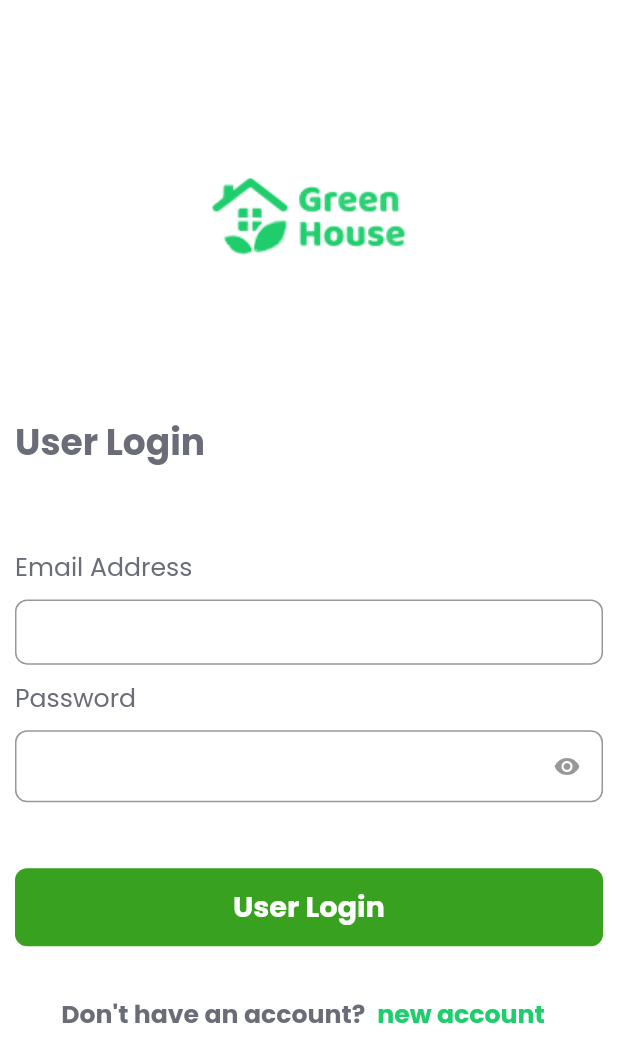
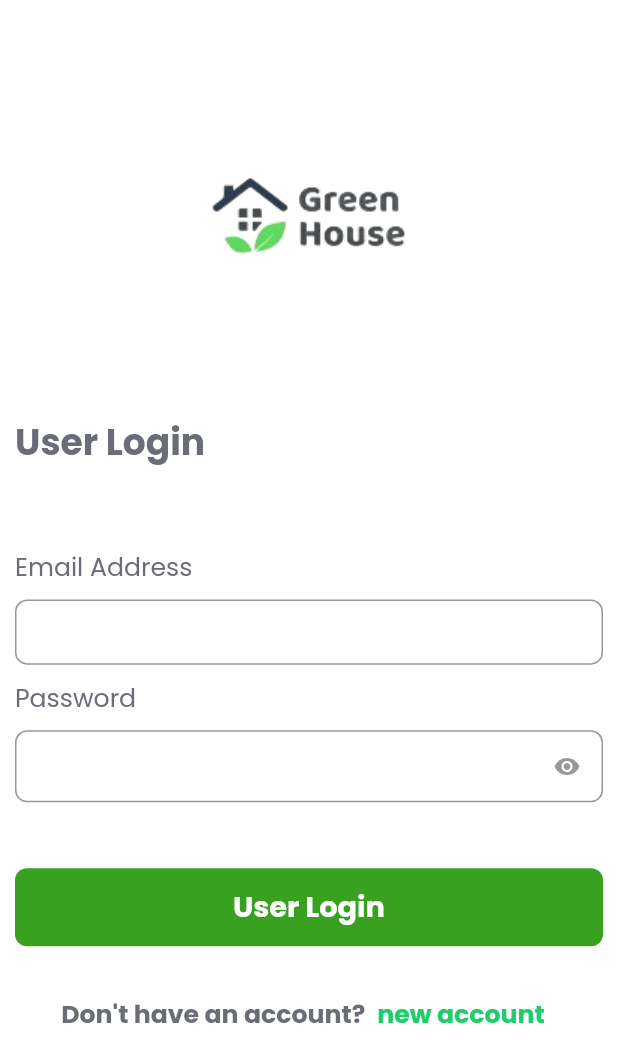
Before and after one commit to Mohammedomargallya39/green_house, a Flutter app: the screen it shows after launch, on a phone screen of 412 x 824 dp. Shown: the top 1062 px of the screen. Run offline on Flutter 3.47's test engine with Material 2 defaults, Android fonts, the phone set to English and light mode, and no system bars; our stand-ins replace bloc, dartz, dio, equatable, flutter_bloc, flutter_svg and 4 more; accounts and stored records are empty.

Commit message:
Finish Colors editing

```diff
--- a/lib/core/util/widgets/logo.dart
+++ b/lib/core/util/widgets/logo.dart
@@ -17,9 +17,7 @@ class AppLogo extends StatelessWidget {
           'assets/images/logo.png',
           width: pxToDp(140.0),
           height: pxToDp(120.0),
-          color: AppCubit
-              .get(context)
-              .isDark ? HexColor(regularGrey) : HexColor(mainColor),
+          //color: AppCubit.get(context).isDark ? HexColor(regularGrey) : HexColor(mainColor),
         );
       },
     );
--- a/lib/features/setting/presentation/widgets/settings_widget.dart
+++ b/lib/features/setting/presentation/widgets/settings_widget.dart
@@ -64,7 +64,7 @@ class SettingsWidget extends StatelessWidget {
                           ],
                         ),
                       ),
-                      space40Horizontal(context),
+                      space10Horizontal(context),
                       Expanded(
                         child: Column(
                           crossAxisAlignment: CrossAxisAlignment.center,
@@ -153,6 +153,8 @@ class SettingsWidget extends StatelessWidget {
                               ),
                             );
                           },
+
+                        // (){}
                       ),
                       SettingsItem(
                         title: appTranslation(context).language,
```
